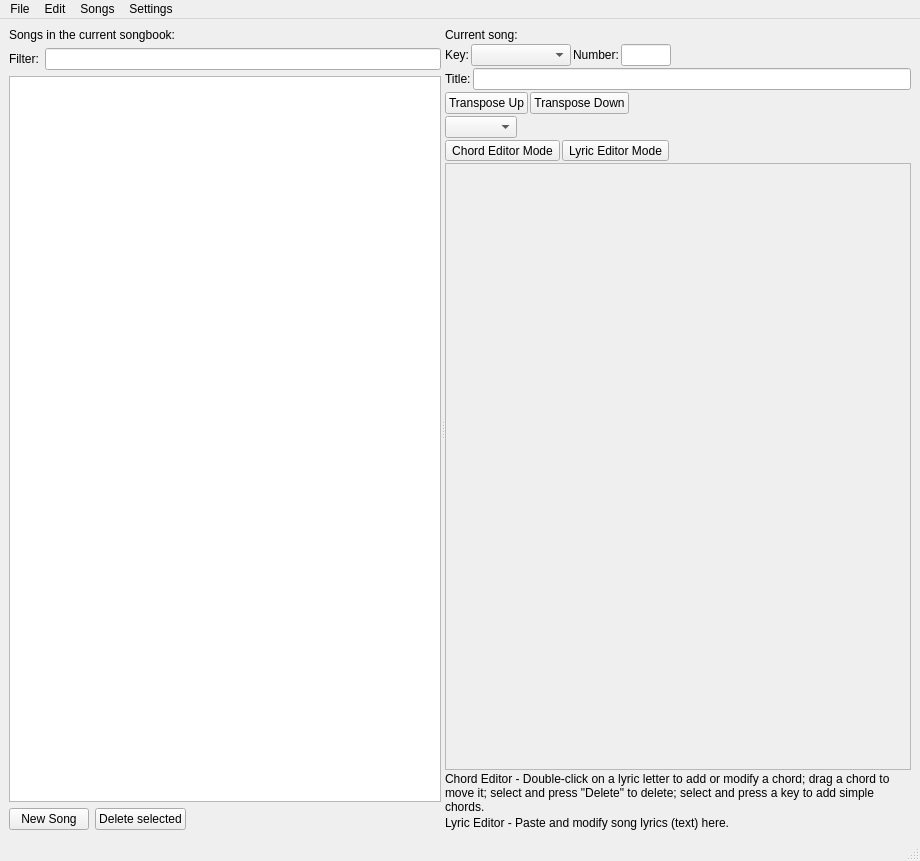
First picture: the form in src/softchord_main_window.ui, repository matvey83/softChord, before the edit.
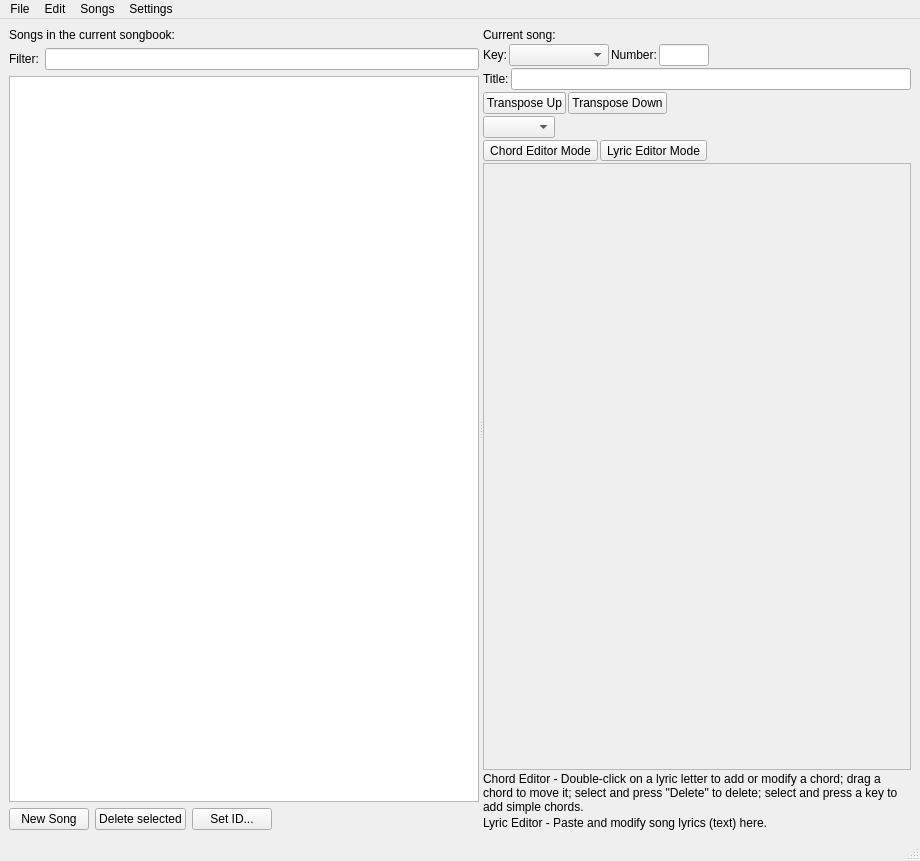
Second picture: the form after the edit.

What changed in the file:
```diff
--- a/src/softchord_main_window.ui
+++ b/src/softchord_main_window.ui
@@ -57,7 +57,7 @@
          </widget>
         </item>
         <item>
-         <layout class="QHBoxLayout" name="horizontalLayout_2" stretch="0,0,0">
+         <layout class="QHBoxLayout" name="horizontalLayout_2" stretch="0,0,0,0">
           <item>
            <widget class="QPushButton" name="new_song_button">
             <property name="text">
@@ -72,6 +72,13 @@
             </property>
            </widget>
           </item>
+          <item>
+           <widget class="QPushButton" name="set_id_button">
+            <property name="text">
+             <string>Set ID...</string>
+            </property>
+           </widget>
+          </item>
           <item>
            <spacer name="horizontalSpacer">
             <property name="orientation">
```
